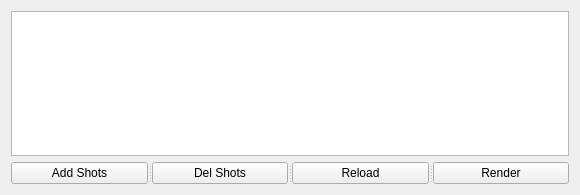
kiryha/Houdini, file EVE/ui/ui/batchRender_Main.ui: the form before one commit.
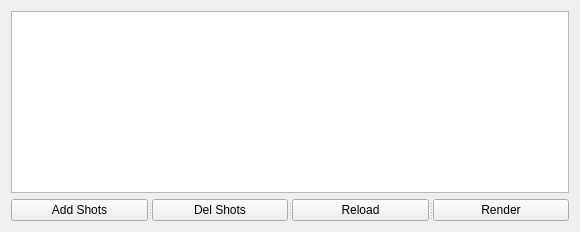
The form after the commit.

The edit to the form file:
```diff
--- a/EVE/ui/ui/batchRender_Main.ui
+++ b/EVE/ui/ui/batchRender_Main.ui
@@ -7,7 +7,7 @@
     <x>0</x>
     <y>0</y>
     <width>580</width>
-    <height>195</height>
+    <height>232</height>
    </rect>
   </property>
   <property name="windowTitle">
```
